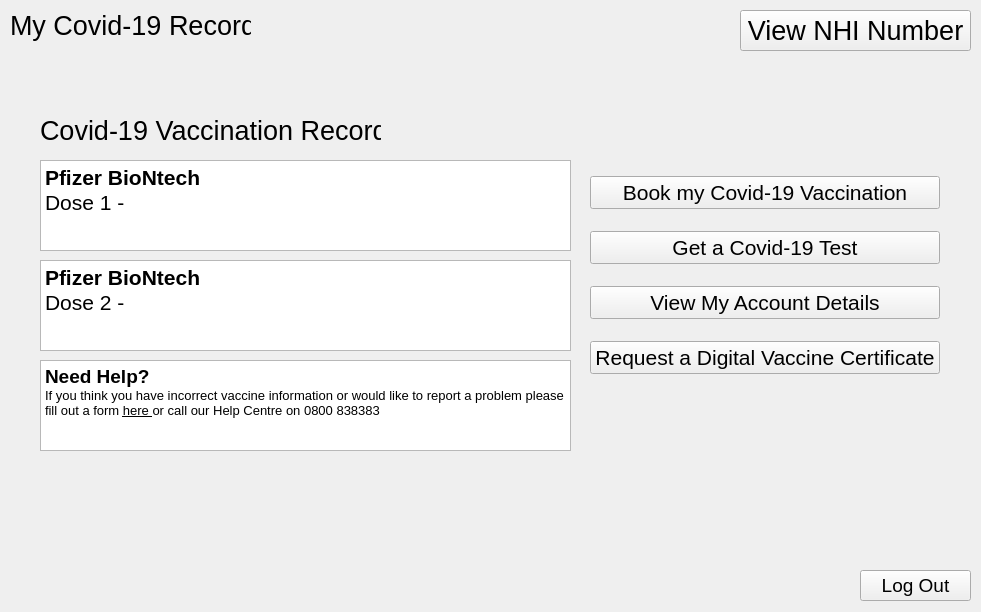
Qt form L_A_B_Final_Project/mainpage.ui (SourPanda13/106-Group-Assignment) before a commit.
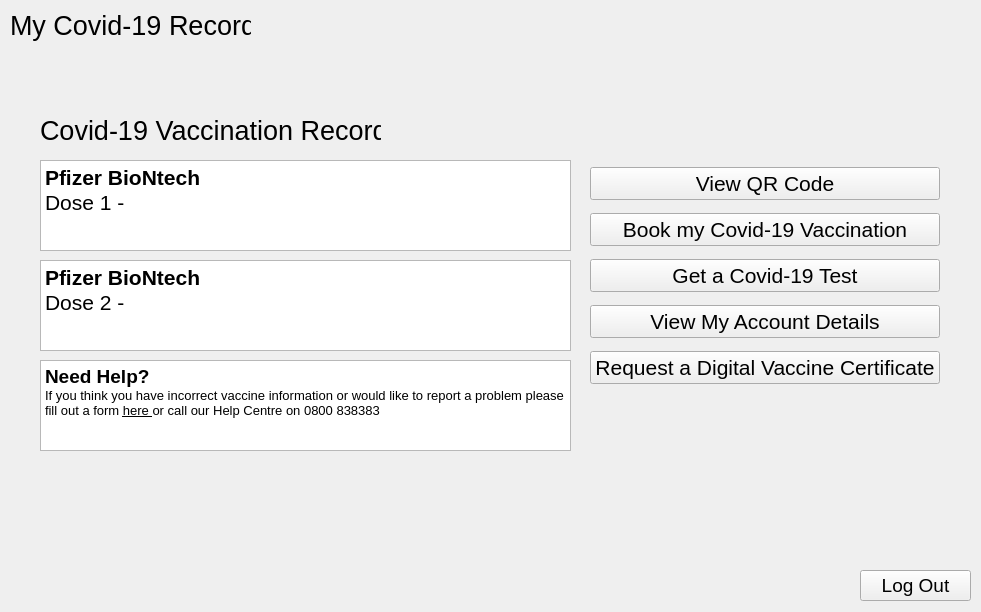
The same form after that commit.

Diff of the .ui file:
```diff
--- a/L_A_B_Final_Project/mainpage.ui
+++ b/L_A_B_Final_Project/mainpage.ui
@@ -126,6 +126,18 @@
     </rect>
    </property>
    <layout class="QVBoxLayout" name="verticalLayout">
+    <item>
+     <widget class="QPushButton" name="NHIQRCodeDisplay">
+      <property name="font">
+       <font>
+        <pointsize>16</pointsize>
+       </font>
+      </property>
+      <property name="text">
+       <string>View QR Code</string>
+      </property>
+     </widget>
+    </item>
     <item>
      <widget class="QPushButton" name="BookVaccination">
       <property name="font">
@@ -230,24 +242,6 @@
     <string>Log Out</string>
    </property>
   </widget>
-  <widget class="QPushButton" name="NHIQRCodeDisplay">
-   <property name="geometry">
-    <rect>
-     <x>740</x>
-     <y>10</y>
-     <width>231</width>
-     <height>41</height>
-    </rect>
-   </property>
-   <property name="font">
-    <font>
-     <pointsize>20</pointsize>
-    </font>
-   </property>
-   <property name="text">
-    <string>View NHI Number</string>
-   </property>
-  </widget>
   <widget class="QLabel" name="FullNameDisplay">
    <property name="geometry">
     <rect>
```
